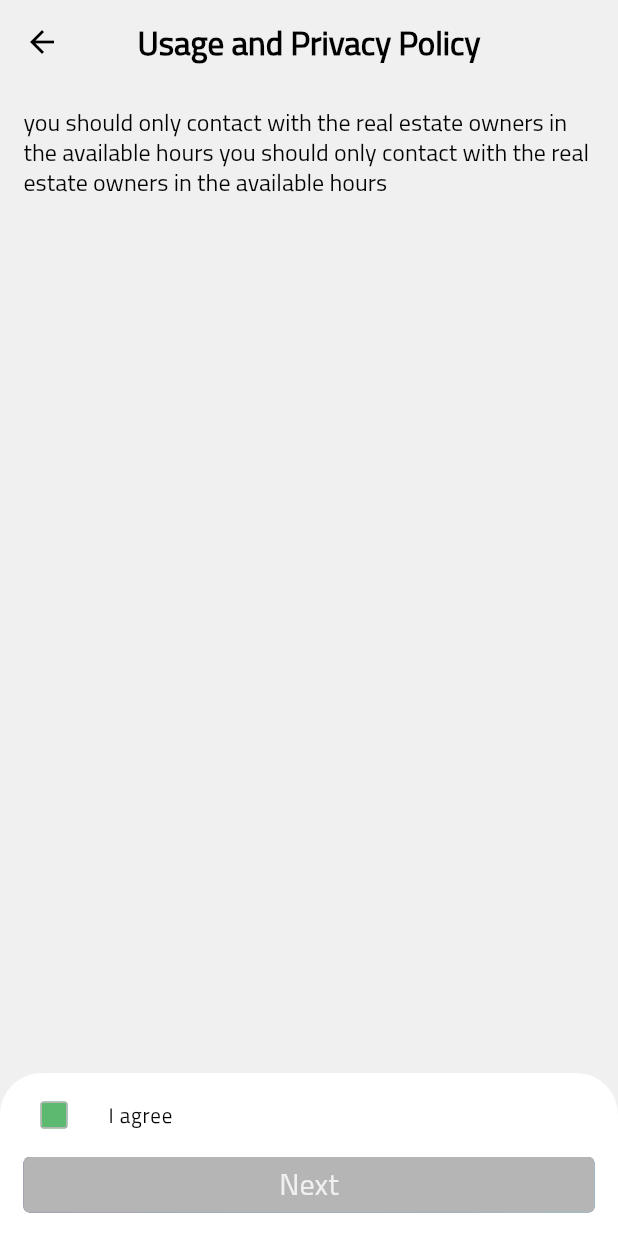
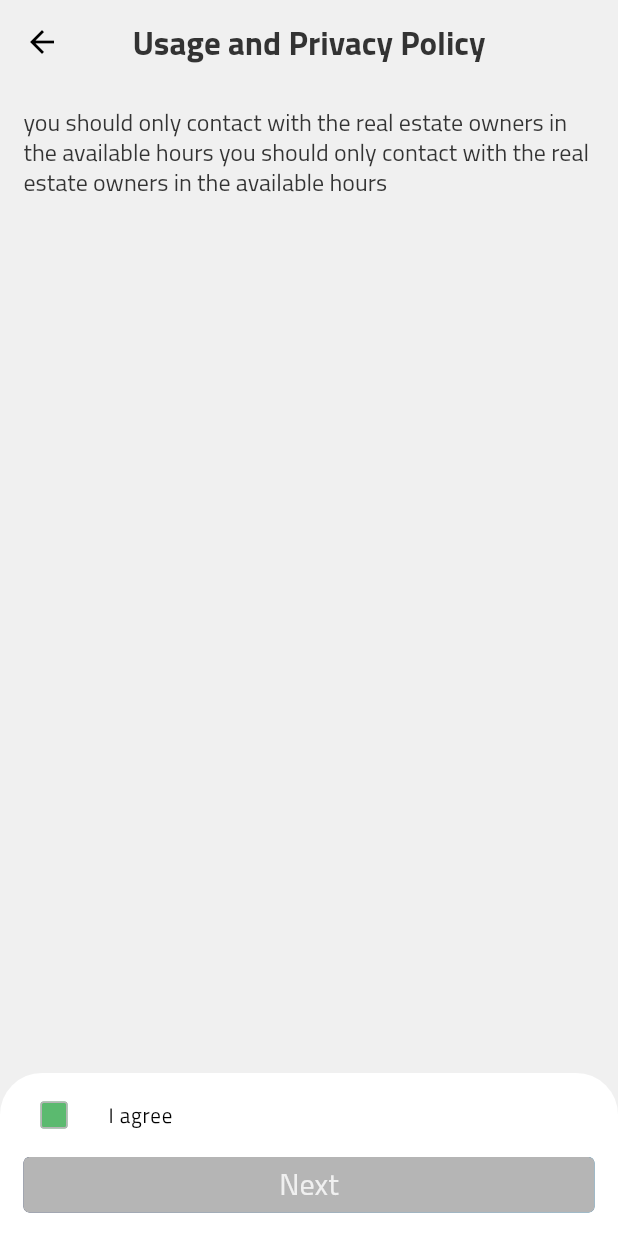
Before and after one commit to johnykoudsi/Nostra-Casa-Real-Estate, a Flutter app: the Policy screen opened by its route, on a phone screen of 412 x 824 dp. Run offline on Flutter 3.47's test engine with Material 2 defaults, Android fonts, the phone set to English and light mode, and no system bars; our stand-ins replace bloc, easy_localization, equatable, flutter_bloc, flutter_svg, google_maps_flutter; missing offline and left inert: google_maps_flutter_android, google_maps_flutter_platform_interface; project files that could hold a hidden picture were left out.

```diff
--- a/lib/presentation/welcome/welcome.dart
+++ b/lib/presentation/welcome/welcome.dart
@@ -48,7 +48,9 @@ class WelcomeScreen extends StatelessWidget {
                     children: [
                       ElevatedButtonWidget(
                         title: 'Login'.tr(),
-                        onPressed: () {},
+                        onPressed: () {
+                          Navigator.of(context).pushNamed(AppRoutes.login);
+                        },
                       ),
                       Padding(
                         padding: const EdgeInsets.symmetric(vertical: 10),
--- a/lib/utility/app_router.dart
+++ b/lib/utility/app_router.dart
@@ -2,6 +2,7 @@ import 'package:flutter/material.dart';
 import 'package:nostra_casa/presentation/signup/signup.dart';
 import 'package:nostra_casa/presentation/welcome/welcome.dart';
 import '../presentation/bottom_nav_bar/bottom_nav_bar.dart';
+import '../presentation/login_screen/login_screen.dart';
 import '../presentation/policy.dart';
 import 'app_routes.dart';
 
@@ -24,6 +25,9 @@ class AppRouter {
           case AppRoutes.bottomNavBar:
           return const BottomNavBar();
 
+        case AppRoutes.login:
+          return const LoginScreen();
+
         default:
           return const Scaffold(
             body: Center(
--- a/lib/utility/app_routes.dart
+++ b/lib/utility/app_routes.dart
@@ -6,6 +6,7 @@ class AppRoutes {
   static const String policy ="/policy";
   static const String bottomNavBar ="/bottom_nav";
   static const String signup ="/signup";
+  static const String login ="/login";
 
 
 
--- a/lib/utility/app_style.dart
+++ b/lib/utility/app_style.dart
@@ -1,7 +1,7 @@
 import 'package:flutter/material.dart';
 
 class AppStyle {
-  static const Color blackColor = Color(0xFF000000);
+  static const Color blackColor = Color(0xFF333333);
   static const Color darkBlueColor = Color(0xff20315a);
   static const Color lightBlueColor = Color(0xFF197FB7);
   static const Color kBackGroundColor = Color(0xffF0F0F0);
@@ -37,8 +37,14 @@ class AppStyle {
     ),
     dividerColor: const Color(0xFFD9D9D9),
     fontFamily: fontName,
-    textTheme: TextTheme(
+    textTheme: const TextTheme(
       // headline1: TextStyle(),
+      headline1: TextStyle(
+        fontSize: 35,
+        fontWeight: AppFontWeight.bold,
+        fontFamily: fontName,
+        color: blackColor,
+      ),
       headline2: TextStyle(
         fontSize: 28,
         fontWeight: AppFontWeight.bold,
@@ -46,7 +52,7 @@ class AppStyle {
       ),
       headline3: TextStyle(
         fontSize: 24,
-        fontWeight: AppFontWeight.semiBold,
+        fontWeight: AppFontWeight.bold,
         color: blackColor,
       ),
       headline4: TextStyle(
@@ -54,12 +60,12 @@ class AppStyle {
         color: blackColor,
         fontWeight: AppFontWeight.bold,
       ),
-      headline5: const TextStyle(fontSize: 18, color: blackColor),
+      headline5: TextStyle(fontSize: 18, color: blackColor),
       headline6: TextStyle(
           fontSize: 16, color: blackColor, fontWeight: AppFontWeight.medium),
 
-      bodyText1: const TextStyle(fontSize: 14, color: blackColor),
-      bodyText2: const TextStyle(fontSize: 14, color: blackColor),
+      bodyText1: TextStyle(fontSize: 14, color: blackColor),
+      bodyText2: TextStyle(fontSize: 14, color: blackColor),
       // bodyText1: TextStyle(),
     ),
     elevatedButtonTheme: ElevatedButtonThemeData(
@@ -100,7 +106,5 @@ class AppStyle {
 abstract class AppFontWeight {
   static const FontWeight light = FontWeight.w200;
   static const FontWeight medium = FontWeight.w400;
-  static const FontWeight book = FontWeight.w600;
-  static const FontWeight semiBold = FontWeight.w700;
   static const FontWeight bold = FontWeight.w800;
 }
--- a/pubspec.yaml
+++ b/pubspec.yaml
@@ -41,5 +41,11 @@ flutter:
   fonts:
     - family: Cairo
       fonts:
+        - asset: fonts/CAIRO-LIGHT.OTF
+          weight: 200
         - asset: fonts/CAIRO-REGULAR.OTF
+          weight: 400
+        - asset: fonts/CAIRO-BOLD2.TTF
+          weight: 800
+
   uses-material-design: true
```
Also changed, not shown: fonts/CAIRO-BOLD2.TTF (added), fonts/CAIRO-LIGHT.OTF (added), fonts/Cairo-Black.ttf (deleted), fonts/Cairo-Bold.ttf (deleted), fonts/Cairo-ExtraBold.ttf (deleted), fonts/Cairo-ExtraLight.ttf (deleted), fonts/Cairo-Light.ttf (deleted), fonts/Cairo-Medium.ttf (deleted), fonts/Cairo-Regular.ttf (deleted), fonts/Cairo-SemiBold.ttf (deleted). Lines whose indentation alone changed are shown as unchanged.
